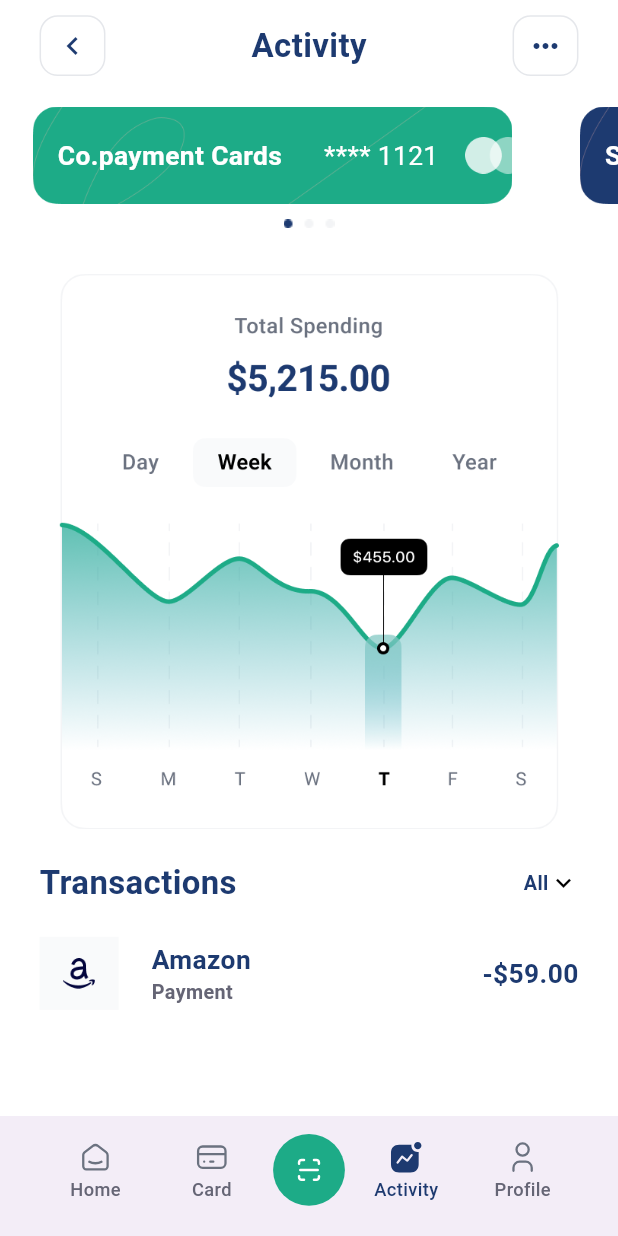
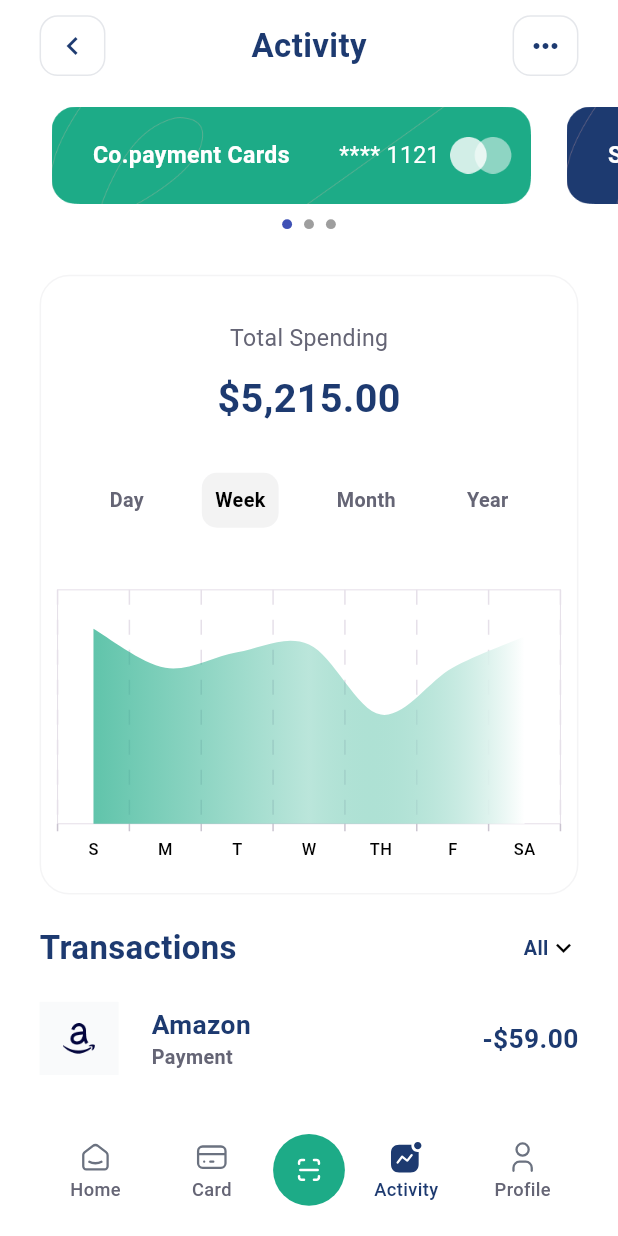
Before and after one commit to inijones/FreePaymentUIKit-Kole, a Flutter app: the screen it shows after launch, item 3 of the bottom bar chosen, on a phone screen of 412 x 824 dp. Run offline on Flutter 3.47's test engine with Material 3 defaults, Android fonts, the phone set to English and light mode, and no system bars; drawn by our look-alikes of smooth_page_indicator; our stand-ins replace flutter_screenutil, flutter_svg, syncfusion_flutter_charts.

Commit message:
Fixed all Issues

```diff
--- a/lib/components/activity_screen.dart
+++ b/lib/components/activity_screen.dart
@@ -1,5 +1,3 @@
-
-
 import 'package:flutter/material.dart';
 import 'package:flutter_screenutil/flutter_screenutil.dart';
 import 'package:freepaymentuikit_kole/components/text_widget.dart';
@@ -130,31 +128,39 @@ class CardScrollWidget extends StatelessWidget {
 
   @override
   Widget build(BuildContext context) {
-    return SizedBox(
+    return Padding(
+      padding: EdgeInsets.only(right: 20.0.w),
+      child: SizedBox(
         height: 64.h,
-      width: 316.w,
+        width: 300.w,
         child: Stack(
           children: [
-          Image.asset(bgAssetPath ?? AssetPath.greenBg),
+            Image.asset(
+              bgAssetPath ?? AssetPath.greenBg,
+              fit: BoxFit.cover,
+            ),
             Padding(
-            padding: EdgeInsets.symmetric(
-              horizontal: 15.w,
-              vertical: 5.h,
+              padding: EdgeInsets.only(
+                left: 25.w,
               ),
               child: Column(
                 mainAxisAlignment: MainAxisAlignment.center,
                 children: [
                   Row(
-                  mainAxisAlignment: MainAxisAlignment.spaceBetween,
                     children: [
                       RobotoText(
                         text: text ?? "Co.payment Cards",
                         fontWeight: FontWeight.w700,
+                        fontSize: 14.sp,
                       ),
+                      SizedBox(width: 30.w),
                       Row(
                         children: [
-                        const RobotoText(text: "**** 1121"),
-                        SizedBox(width: 15.w),
+                          RobotoText(
+                            text: "**** 1121",
+                            fontSize: 14.sp,
+                          ),
+                          SizedBox(width: 5.w),
                           Image.asset(
                             AssetPath.mastercardIcon,
                             height: 24.h,
@@ -169,6 +175,48 @@ class CardScrollWidget extends StatelessWidget {
             ),
           ],
         ),
+      ),
     );
   }
 }
+
+class FilterWidget extends StatelessWidget {
+  const FilterWidget({
+    super.key,
+    required this.width,
+    required this.index,
+    required this.currentIndex,
+    required this.label,
+    required this.onTap,
+  });
+
+  final double width;
+  final int index;
+  final int currentIndex;
+  final String label;
+  final Function(int index) onTap;
+
+  @override
+  Widget build(BuildContext context) {
+    return GestureDetector(
+      child: Container(
+        padding: EdgeInsets.all(8.0.sp),
+        decoration: BoxDecoration(
+            color: currentIndex == 1
+                ? FreePaymentUIColors.neutral40.withOpacity(0.06)
+                : null,
+            borderRadius: BorderRadius.circular(10)),
+        child: RobotoText(
+          text: label,
+          fontSize: 12.sp,
+          textColor:
+              currentIndex == 1 ? Colors.black : FreePaymentUIColors.neutral60,
+          fontWeight: FontWeight.bold,
+        ),
+      ),
+      onTap: () {
+        onTap(index);
+      },
+    );
+  }
+}
--- a/lib/components/activity_screen2.dart
+++ b/lib/components/activity_screen2.dart
@@ -156,13 +156,15 @@ class TotalSpendingWidget extends StatelessWidget {
   @override
   Widget build(BuildContext context) {
     return Row(
+      mainAxisAlignment: MainAxisAlignment.start,
       children: [
         Column(
+          crossAxisAlignment: CrossAxisAlignment.start,
           children: [
             RobotoText(
               text: "Total Spending",
-              fontWeight: FontWeight.bold,
-              fontSize: 10.sp,
+              fontWeight: FontWeight.w400,
+              fontSize: 12.sp,
               textColor: FreePaymentUIColors.neutral50,
             ),
             RobotoText(
--- a/lib/components/bottom_app_bar.dart
+++ b/lib/components/bottom_app_bar.dart
@@ -87,7 +87,8 @@ class _CustomBottomAppBarState extends State<CustomBottomAppBar> {
 
     return SizedBox(
       child: BottomAppBar(
-        elevation: 8,
+        color: Colors.white,
+        elevation: 0,
         child: Padding(
           padding: EdgeInsets.only(
             bottom: 8.0.h,
--- a/lib/configs/theme.dart
+++ b/lib/configs/theme.dart
@@ -1,5 +1,4 @@
 import 'package:flutter/material.dart';
-import 'package:flutter_screenutil/flutter_screenutil.dart';
 import '../constants/colors.dart';
 
 ThemeData theme() {
@@ -40,22 +39,8 @@ ThemeData theme() {
         ),
       ),
     ),
-    inputDecorationTheme: InputDecorationTheme(
-      hintStyle: TextStyle(
-        color: FreePaymentUIColors.neutral80,
-        fontFamily: 'Roboto',
-        fontSize: 14.sp,
-        fontWeight: FontWeight.w400,
-      ),
-      enabledBorder: OutlineInputBorder(
-        borderSide: const BorderSide(
-          width: 1,
-          color: FreePaymentUIColors.neutral80,
-        ),
-        borderRadius: BorderRadius.all(
-          Radius.circular(16.r),
-        ),
-      ),
+    bottomAppBarTheme: const BottomAppBarTheme(
+      color: FreePaymentUIColors.backgroundColor,
     ),
   );
 }
--- a/lib/features/activity_screen.dart
+++ /dev/null
@@ -1,68 +0,0 @@
-import 'package:flutter/material.dart';
-import 'package:flutter_screenutil/flutter_screenutil.dart';
-import 'package:freepaymentuikit_kole/components/activity_screen.dart';
-import 'package:freepaymentuikit_kole/components/top_row_widget.dart';
-import 'package:freepaymentuikit_kole/constants/asset_path.dart';
-import 'package:freepaymentuikit_kole/features/activity_screen2.dart';
-import 'package:freepaymentuikit_kole/utils/navigator.dart';
-
-class ActivityScreen extends StatefulWidget {
-  const ActivityScreen({super.key});
-
-  @override
-  State<ActivityScreen> createState() => _ActivityScreenState();
-}
-
-class _ActivityScreenState extends State<ActivityScreen> {
-  @override
-  Widget build(BuildContext context) {
-    return SafeArea(
-      child: Scaffold(
-        body: Column(
-          children: [
-            SizedBox(height: 10.h),
-            Padding(
-              padding: EdgeInsets.symmetric(horizontal: 24.0.w),
-              child: const TopRowWidget(),
-            ),
-            SizedBox(height: 20.h),
-
-            // Card Scroll
-            const SmartcardScroll(),
-
-            SizedBox(height: 10.h),
-
-            // Slider Icon
-            Image.asset(AssetPath.sliderIcon),
-
-            SizedBox(height: 30.h),
-
-            // Total Spending
-            InkWell(
-              onTap: () => navigate(context, const ActivityScreen2()),
-              child: Image.asset(
-                AssetPath.spendingChart,
-                height: 365.h,
-                width: 327.w,
-              ),
-            ),
-
-            SizedBox(height: 20.h),
-
-            // Total Balance
-            Padding(
-              padding: EdgeInsets.symmetric(horizontal: 24.0.w),
-              child: Column(
-                children: [
-                  const HeaderWidget(),
-                  SizedBox(height: 20.h),
-                  const ListItem()
-                ],
-              ),
-            ),
-          ],
-        ),
-      ),
-    );
-  }
-}
--- /dev/null
+++ b/lib/features/models/chart_model.dart
@@ -0,0 +1,6 @@
+class ChartDataModel {
+  final String x;
+  final num y;
+
+  ChartDataModel(this.x, this.y);
+}
--- /dev/null
+++ b/lib/features/views/activity_screen.dart
@@ -0,0 +1,257 @@
+import 'package:flutter/material.dart';
+import 'package:flutter_screenutil/flutter_screenutil.dart';
+import 'package:freepaymentuikit_kole/components/activity_screen.dart';
+import 'package:freepaymentuikit_kole/components/text_widget.dart';
+import 'package:freepaymentuikit_kole/components/top_row_widget.dart';
+import 'package:freepaymentuikit_kole/constants/asset_path.dart';
+import 'package:freepaymentuikit_kole/constants/colors.dart';
+import 'package:freepaymentuikit_kole/features/models/chart_model.dart';
+import 'package:freepaymentuikit_kole/features/views/activity_screen2.dart';
+import 'package:freepaymentuikit_kole/utils/navigator.dart';
+import 'package:smooth_page_indicator/smooth_page_indicator.dart';
+import 'package:syncfusion_flutter_charts/charts.dart';
+
+class ActivityScreen extends StatefulWidget {
+  const ActivityScreen({super.key});
+
+  @override
+  State<ActivityScreen> createState() => _ActivityScreenState();
+}
+
+class _ActivityScreenState extends State<ActivityScreen> {
+  PageController pageController = PageController(viewportFraction: 2.5 / 3);
+
+  // List of Stops
+  final List<double> stops = <double>[0.0, 0.5, 1.0];
+  late TrackballBehavior _trackballBehavior;
+
+  double width = 80.w;
+
+  @override
+  void initState() {
+    super.initState();
+    _trackballBehavior = TrackballBehavior(
+      enable: true,
+      tooltipAlignment: ChartAlignment.near,
+      shouldAlwaysShow: true,
+      tooltipSettings: const InteractiveTooltip(
+        enable: true,
+        color: FreePaymentUIColors.blueColor,
+      ),
+      tooltipDisplayMode: TrackballDisplayMode.groupAllPoints,
+    );
+    super.initState();
+  }
+
+  final List<Color> color = <Color>[
+    FreePaymentUIColors.greenColor.withOpacity(0.7),
+    FreePaymentUIColors.greenColor.withOpacity(0.3),
+    Colors.white
+  ];
+
+  @override
+  Widget build(BuildContext context) {
+    final LinearGradient gradientColors =
+        LinearGradient(colors: color, stops: stops);
+
+    return SafeArea(
+      child: Scaffold(
+        body: SingleChildScrollView(
+          child: Column(
+            children: [
+              SizedBox(height: 10.h),
+              Padding(
+                padding: EdgeInsets.symmetric(horizontal: 24.0.w),
+                child: const TopRowWidget(),
+              ),
+              SizedBox(height: 20.h),
+
+              // Card Scroll
+              SizedBox(
+                height: 64.h,
+                child: PageView(
+                  clipBehavior: Clip.antiAlias,
+                  padEnds: true,
+                  pageSnapping: true,
+                  controller: pageController,
+                  scrollDirection: Axis.horizontal,
+                  physics: const BouncingScrollPhysics(),
+                  children: const [
+                    CardScrollWidget(),
+                    CardScrollWidget(
+                      bgAssetPath: AssetPath.blueBg,
+                      text: "Smartpay Card",
+                    ),
+                    CardScrollWidget(),
+                  ],
+                ),
+              ),
+
+              SizedBox(height: 10.h),
+
+              // Slider Icon
+              SmoothPageIndicator(
+                controller: pageController,
+                count: 3,
+                effect: SlideEffect(dotHeight: 6.sp, dotWidth: 6.sp),
+              ),
+
+              SizedBox(height: 30.h),
+
+              Container(
+                margin: EdgeInsets.symmetric(horizontal: 24.0.w),
+                padding: EdgeInsets.symmetric(vertical: 10.h),
+                decoration: BoxDecoration(
+                    border: Border.all(
+                        color: FreePaymentUIColors.neutral60.withOpacity(0.07)),
+                    borderRadius: BorderRadius.circular(20)),
+                child: Column(
+                  children: [
+                    SizedBox(height: 20.h),
+                    // Total Spending
+                    InkWell(
+                      onTap: () => navigate(context, const ActivityScreen2()),
+                      child: Column(
+                        children: [
+                          RobotoText(
+                            text: "Total Spending",
+                            fontSize: 14.sp,
+                            fontWeight: FontWeight.w400,
+                            textColor: FreePaymentUIColors.neutral60,
+                          ),
+                          SizedBox(height: 10.h),
+                          RobotoText(
+                            text: "\$5,215.00",
+                            fontSize: 24.sp,
+                            fontWeight: FontWeight.w700,
+                            textColor: FreePaymentUIColors.blueColor,
+                          ),
+                          SizedBox(height: 30.h),
+                        ],
+                      ),
+                    ),
+
+                    // Filter Widgets
+                    Padding(
+                      padding: EdgeInsets.symmetric(horizontal: 20.0.w),
+                      child: Row(
+                        mainAxisAlignment: MainAxisAlignment.spaceAround,
+                        children: [
+                          FilterWidget(
+                            label: "Day",
+                            width: width,
+                            index: 0,
+                            currentIndex: 0,
+                            onTap: (index) {},
+                          ),
+                          FilterWidget(
+                            label: "Week",
+                            width: width,
+                            index: 1,
+                            currentIndex: 1,
+                            onTap: (index) {},
+                          ),
+                          FilterWidget(
+                            label: "Month",
+                            width: width,
+                            index: 2,
+                            currentIndex: 2,
+                            onTap: (index) {},
+                          ),
+                          FilterWidget(
+                            label: "Year",
+                            width: width,
+                            index: 3,
+                            currentIndex: 3,
+                            onTap: (index) {},
+                          ),
+                        ],
+                      ),
+                    ),
+                    SizedBox(height: 30.h),
+
+                    // Chart
+                    SizedBox(
+                      height: 200.h,
+                      child: SfCartesianChart(
+                        // plotAreaBorderWidth: 0,
+                        trackballBehavior: _trackballBehavior,
+                        borderWidth: 1.0,
+                        primaryXAxis: CategoryAxis(
+                          isInversed: false,
+                          labelStyle: TextStyle(
+                              color: Colors.black,
+                              fontSize: 10.sp,
+                              fontWeight: FontWeight.w500),
+                          axisLine: const AxisLine(width: 0),
+                          majorGridLines: const MajorGridLines(
+                            width: 1,
+                            dashArray: [10, 10],
+                          ),
+                          labelIntersectAction:
+                              AxisLabelIntersectAction.rotate90,
+                        ),
+                        primaryYAxis: const NumericAxis(
+                          minimum: 1,
+                          maximum: 4,
+                          interval: 1,
+                          borderWidth: 0,
+                          isVisible: false,
+                          axisLine: AxisLine(width: 0),
+                          majorGridLines: MajorGridLines(width: 0),
+                        ),
+                        // tooltipBehavior: _tooltip,
+                        series: [
+                          SplineAreaSeries<ChartDataModel, String>(
+                              dataLabelSettings: DataLabelSettings(
+                                isVisible: false,
+                                textStyle: TextStyle(
+                                  color: Colors.black,
+                                  fontSize: 15.sp,
+                                  fontWeight: FontWeight.w500,
+                                ),
+                              ),
+                              dataSource: _expenses,
+                              yValueMapper: (ChartDataModel data, _) => data.y,
+                              xValueMapper: (ChartDataModel data, _) => data.x,
+                              name: '',
+                              color: FreePaymentUIColors.blueColor,
+                              borderColor: FreePaymentUIColors.greenColor,
+                              gradient: gradientColors),
+                        ],
+                      ),
+                    ),
+                  ],
+                ),
+              ),
+
+              SizedBox(height: 20.h),
+
+              // Total Balance
+              Padding(
+                padding: EdgeInsets.symmetric(horizontal: 24.0.w),
+                child: Column(
+                  children: [
+                    const HeaderWidget(),
+                    SizedBox(height: 20.h),
+                    const ListItem(),
+                  ],
+                ),
+              ),
+            ],
+          ),
+        ),
+      ),
+    );
+  }
+}
+
+final List<ChartDataModel> _expenses = [
+  ChartDataModel('S', 3.5),
+  ChartDataModel('M', 3.0),
+  ChartDataModel('T', 3.2),
+  ChartDataModel('W', 3.3),
+  ChartDataModel('TH', 2.4),
+  ChartDataModel('F', 3.0),
+  ChartDataModel('SA', 3.4),
+];
--- a/lib/main.dart
+++ b/lib/main.dart
@@ -2,7 +2,7 @@ import 'package:flutter/material.dart';
 import 'package:flutter/services.dart';
 import 'package:flutter_screenutil/flutter_screenutil.dart';
 import 'package:freepaymentuikit_kole/configs/theme.dart';
-import 'package:freepaymentuikit_kole/features/home_screen.dart';
+import 'package:freepaymentuikit_kole/features/views/home_screen.dart';
 
 void main() {
   WidgetsFlutterBinding.ensureInitialized();
--- a/pubspec.yaml
+++ b/pubspec.yaml
@@ -46,6 +46,7 @@ flutter:
   assets:
     - assets/
     - assets/icons/
+    - assets/fonts/
 
   # An image asset can refer to one or more resolution-specific "variants", see
   # https://flutter.dev/assets-and-images/#resolution-aware
```
Also changed, not shown: lib/features/activity_screen2.dart (deleted, +0 -84 lines), lib/features/views/activity_screen2.dart (added, +178 -0 lines), lib/features/views/home_screen.dart (renamed from lib/features/home_screen.dart, +4 -5 lines), lib/features/views/home_page.dart (renamed from lib/features/home_page.dart), lib/features/views/my_card_screen.dart (renamed from lib/features/my_card_screen.dart), lib/features/views/profile_screen.dart (renamed from lib/features/profile_screen.dart), pubspec.lock. Lines whose indentation alone changed are shown as unchanged.
